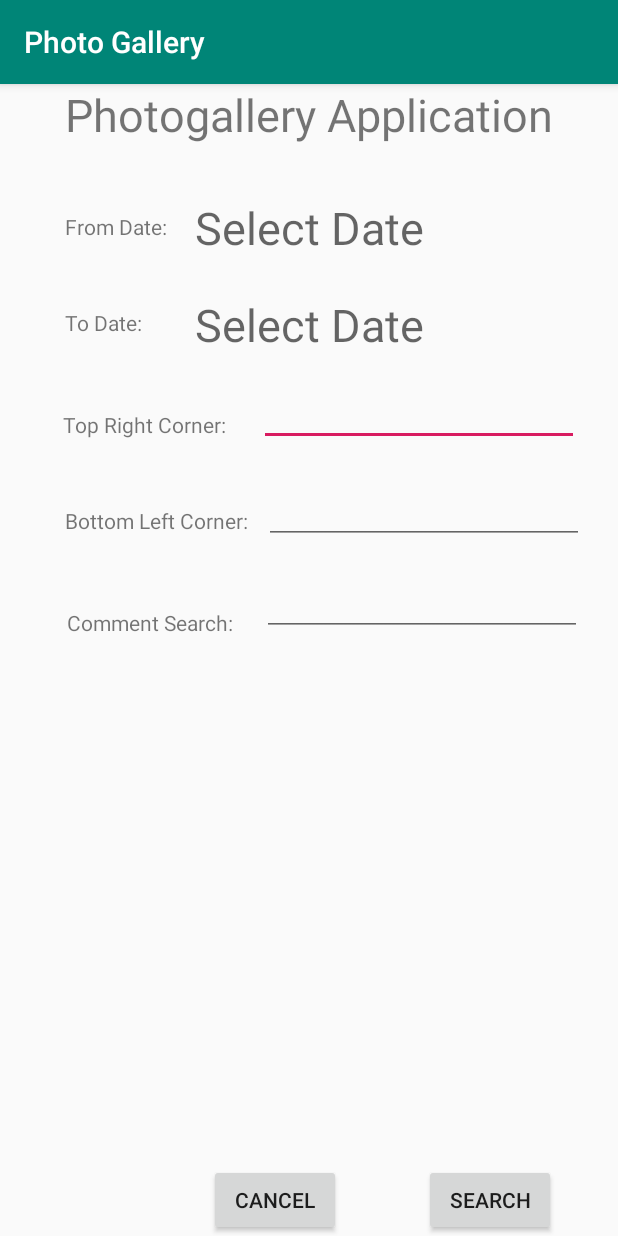
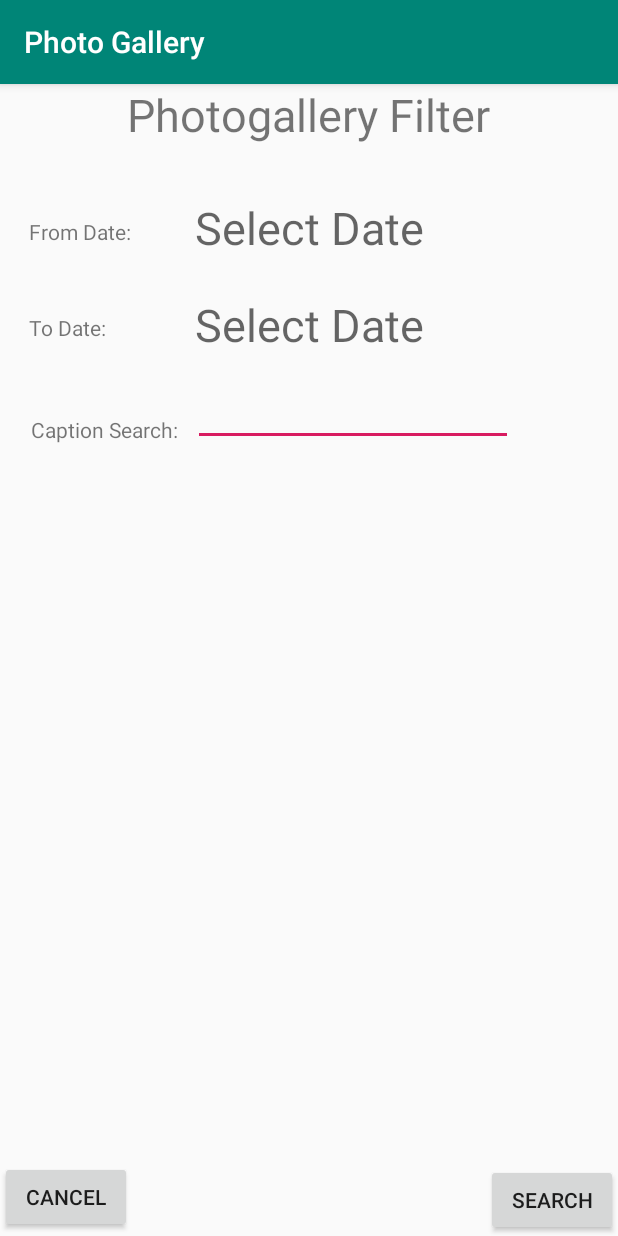
Before and after one commit to NickHEE/PhotoGallery, an Android app: the FilterActivity screen opened directly, with no data from a screen before it, on a phone screen of 412 x 824 dp. Run offline under Robolectric (Android 15) with nearby library versions, the phone set to English and light mode, and no system bars.

Commit message:
Add files via upload

```diff
--- a/app/src/main/res/layout/activity_filter.xml
+++ b/app/src/main/res/layout/activity_filter.xml
@@ -9,7 +9,7 @@
     <TextView
         android:layout_width="wrap_content"
         android:layout_height="wrap_content"
-        android:text="Photogallery Application"
+        android:text="Photogallery Filter"
         android:layout_alignParentTop="true"
         android:layout_centerHorizontal="true"
         android:id="@+id/title_search"
@@ -39,53 +39,29 @@
         android:textSize="30sp" />
 
     <EditText
-        android:id="@+id/Location_TR"
+        android:id="@+id/Comment_search"
         android:layout_width="wrap_content"
         android:layout_height="wrap_content"
         android:layout_below="@+id/tvDate_to"
         android:layout_alignEnd="@+id/tvDate_to"
         android:layout_alignRight="@+id/tvDate_to"
         android:layout_marginTop="15dp"
-        android:layout_marginEnd="-103dp"
-        android:layout_marginRight="-103dp"
-        android:ems="10"
-        android:inputType="textPersonName" />
-
-    <EditText
-        android:id="@+id/Location_BL"
-        android:layout_width="wrap_content"
-        android:layout_height="wrap_content"
-        android:layout_below="@+id/Location_TR"
-        android:layout_alignEnd="@+id/Location_TR"
-        android:layout_alignRight="@+id/Location_TR"
-        android:layout_marginTop="20dp"
-        android:layout_marginEnd="-3dp"
-        android:layout_marginRight="-3dp"
-        android:ems="10"
-        android:inputType="textPersonName" />
-
-    <EditText
-        android:id="@+id/Comment_search"
-        android:layout_width="wrap_content"
-        android:layout_height="wrap_content"
-        android:layout_below="@+id/Location_BL"
-        android:layout_alignEnd="@+id/Location_BL"
-        android:layout_alignRight="@+id/Location_BL"
-        android:layout_marginTop="16dp"
-        android:layout_marginEnd="1dp"
-        android:layout_marginRight="1dp"
+        android:layout_marginEnd="-59dp"
+        android:layout_marginRight="-59dp"
         android:ems="10"
         android:inputType="textPersonName" />
 
     <TextView
-        android:text="From Date: "
+        android:id="@+id/search_fromDateLabel"
         android:layout_width="wrap_content"
         android:layout_height="wrap_content"
+        android:layout_alignStart="@+id/title_search"
+        android:layout_alignLeft="@+id/title_search"
         android:layout_alignBottom="@+id/tvDate_from"
-        android:layout_alignLeft="@+id/title_search"
-        android:layout_alignStart="@+id/title_search"
-        android:layout_marginBottom="11dp"
-        android:id="@+id/search_fromDateLabel" />
+        android:layout_marginStart="-65dp"
+        android:layout_marginLeft="-65dp"
+        android:layout_marginBottom="8dp"
+        android:text="From Date: " />
 
     <TextView
         android:id="@+id/search_toDateLabel"
@@ -100,52 +76,26 @@
         android:text="To Date: " />
 
 
+
     <TextView
-        android:id="@+id/top_right_CornerLabel"
+        android:id="@+id/comment_SearchLabel"
         android:layout_width="wrap_content"
         android:layout_height="wrap_content"
         android:layout_alignStart="@+id/search_toDateLabel"
         android:layout_alignLeft="@+id/search_toDateLabel"
         android:layout_alignTop="@+id/search_toDateLabel"
-        android:layout_marginStart="-1dp"
-        android:layout_marginLeft="-1dp"
-        android:layout_marginTop="68dp"
-        android:text="Top Right Corner: " />
-
-    <TextView
-        android:id="@+id/bottom_left_CornerLabel"
-        android:layout_width="wrap_content"
-        android:layout_height="wrap_content"
-        android:layout_alignStart="@+id/top_right_CornerLabel"
-        android:layout_alignLeft="@+id/top_right_CornerLabel"
-        android:layout_alignTop="@+id/top_right_CornerLabel"
-        android:layout_marginStart="1dp"
-        android:layout_marginLeft="1dp"
-        android:layout_marginTop="64dp"
-        android:text="Bottom Left Corner: " />
-
-    <TextView
-        android:id="@+id/comment_SearchLabel"
-        android:layout_width="wrap_content"
-        android:layout_height="wrap_content"
-        android:layout_alignStart="@+id/bottom_left_CornerLabel"
-        android:layout_alignLeft="@+id/bottom_left_CornerLabel"
-        android:layout_alignTop="@+id/bottom_left_CornerLabel"
         android:layout_marginStart="1dp"
         android:layout_marginLeft="1dp"
         android:layout_marginTop="68dp"
-        android:text="Comment Search: " />
+        android:text="Caption Search: " />
 
     <Button
         android:id="@+id/search_cancel"
         android:layout_width="wrap_content"
         android:layout_height="wrap_content"
-        android:layout_alignEnd="@+id/tvDate_to"
-        android:layout_alignRight="@+id/tvDate_to"
         android:layout_alignParentBottom="true"
-        android:layout_marginEnd="55dp"
-        android:layout_marginRight="55dp"
-        android:layout_marginBottom="0dp"
+        android:layout_marginBottom="2dp"
+        android:layout_alignParentLeft="true"
         android:onClick="cancel"
         android:text="Cancel" />
 
@@ -154,8 +104,7 @@
         android:layout_width="wrap_content"
         android:layout_height="wrap_content"
         android:layout_alignParentBottom="true"
-        android:layout_toRightOf="@+id/tvDate_to"
-        android:layout_toEndOf="@+id/tvDate_to"
+        android:layout_alignParentRight="true"
         android:id="@+id/search_search"
         android:onClick="search" />
 
```
